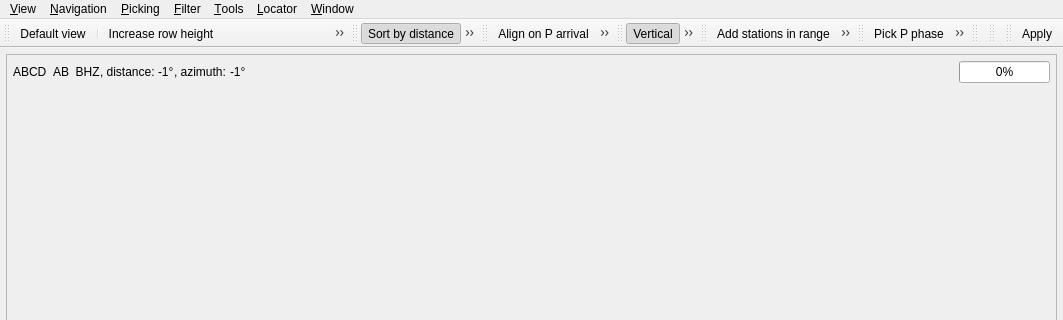
This is libs/seiscomp/gui/datamodel/pickerview.ui in SeisComP/common as Qt 5 draws it before an edit; both pictures show x 0 to 1063 and y 0 to 320 of the 1063 by 798 pixel window. The edited form follows.
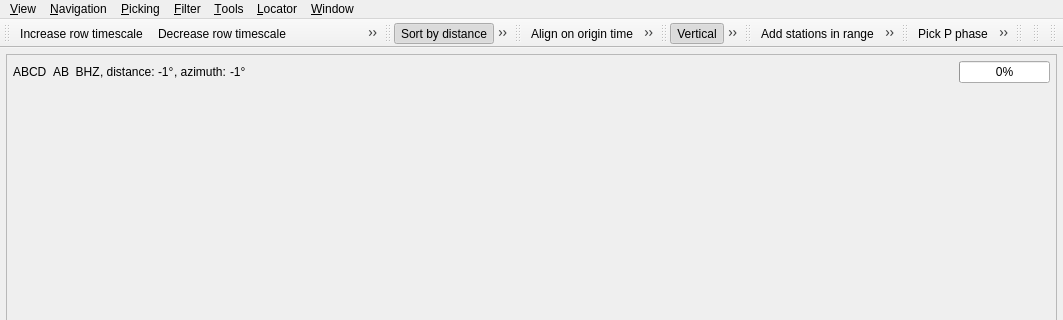
This is the edited form. Icons and pictures are not drawn. Custom widgets are drawn as their Qt base class.

```diff
--- a/libs/seiscomp/gui/datamodel/pickerview.ui
+++ b/libs/seiscomp/gui/datamodel/pickerview.ui
@@ -422,15 +422,13 @@
    <attribute name="toolBarBreak">
     <bool>false</bool>
    </attribute>
-   <addaction name="actionDefaultView"/>
-   <addaction name="separator"/>
-   <addaction name="actionIncreaseRowHeight"/>
-   <addaction name="actionDecreaseRowHeight"/>
-   <addaction name="separator"/>
    <addaction name="actionIncreaseRowTimescale"/>
    <addaction name="actionDecreaseRowTimescale"/>
-   <addaction name="separator"/>
+   <addaction name="actionIncreaseRowHeight"/>
+   <addaction name="actionDecreaseRowHeight"/>
    <addaction name="actionMaximizeAmplitudes"/>
+   <addaction name="separator"/>
+   <addaction name="actionDefaultView"/>
   </widget>
   <widget class="QToolBar" name="toolBarSort">
    <property name="windowTitle">
@@ -475,9 +473,9 @@
    <attribute name="toolBarBreak">
     <bool>false</bool>
    </attribute>
+   <addaction name="actionAlignOnOriginTime"/>
    <addaction name="actionAlignOnPArrival"/>
    <addaction name="actionAlignOnSArrival"/>
-   <addaction name="actionAlignOnOriginTime"/>
   </widget>
   <widget class="QToolBar" name="toolBarComponent">
    <property name="windowTitle">
@@ -608,7 +606,6 @@
    <attribute name="toolBarBreak">
     <bool>false</bool>
    </attribute>
-   <addaction name="actionRelocate"/>
   </widget>
   <widget class="QMenuBar" name="menuBar">
    <property name="geometry">
@@ -1182,10 +1179,10 @@
      <normaloff>:/icons/icons/locate.png</normaloff>:/icons/icons/locate.png</iconset>
    </property>
    <property name="text">
-    <string>&amp;Apply</string>
+    <string>&amp;Apply all</string>
    </property>
    <property name="iconText">
-    <string>Apply</string>
+    <string>Apply all</string>
    </property>
    <property name="toolTip">
     <string>Apply the changed picks to the origin and update the residuals. &quot;Relocate&quot; has to be done manually! (F5)</string>
```
Left out of the diff: 140 changed lines with no effect on the pictures.
